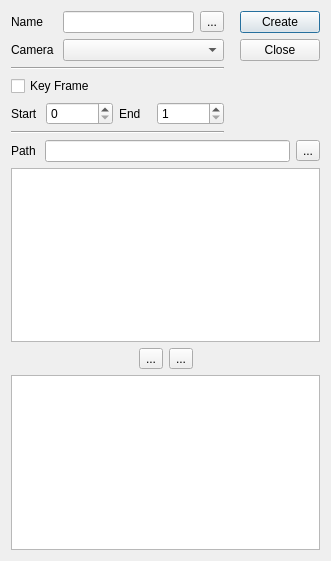
iceanimations/shot_subm_use_multishot, file ui/form.ui: the form before one commit.
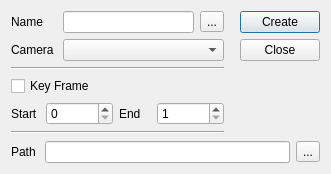
The form after the commit.

Diff of the .ui file:
```diff
--- a/ui/form.ui
+++ b/ui/form.ui
@@ -7,7 +7,7 @@
     <x>0</x>
     <y>0</y>
     <width>331</width>
-    <height>561</height>
+    <height>174</height>
    </rect>
   </property>
   <property name="sizePolicy">
@@ -259,56 +259,6 @@
      </item>
     </layout>
    </item>
-   <item>
-    <widget class="QListWidget" name="selectedLayersBox"/>
-   </item>
-   <item>
-    <layout class="QHBoxLayout" name="horizontalLayout_6">
-     <item>
-      <spacer name="horizontalSpacer_2">
-       <property name="orientation">
-        <enum>Qt::Horizontal</enum>
-       </property>
-       <property name="sizeHint" stdset="0">
-        <size>
-         <width>40</width>
-         <height>20</height>
-        </size>
-       </property>
-      </spacer>
-     </item>
-     <item>
-      <widget class="QToolButton" name="upButton">
-       <property name="text">
-        <string>...</string>
-       </property>
-      </widget>
-     </item>
-     <item>
-      <widget class="QToolButton" name="downButton">
-       <property name="text">
-        <string>...</string>
-       </property>
-      </widget>
-     </item>
-     <item>
-      <spacer name="horizontalSpacer_3">
-       <property name="orientation">
-        <enum>Qt::Horizontal</enum>
-       </property>
-       <property name="sizeHint" stdset="0">
-        <size>
-         <width>40</width>
-         <height>20</height>
-        </size>
-       </property>
-      </spacer>
-     </item>
-    </layout>
-   </item>
-   <item>
-    <widget class="QListWidget" name="allLayersBox"/>
-   </item>
   </layout>
  </widget>
  <tabstops>
```
